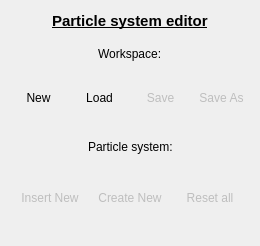
First picture: the form in code/nel/tools/3d/object_viewer_qt/src/workspace_form.ui, repository ryzom/ryzomcore, before the edit.
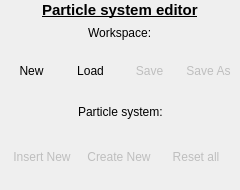
Second picture: the form after the edit. Icons and pictures are not drawn.

Patch:
```diff
--- a/code/nel/tools/3d/object_viewer_qt/src/workspace_form.ui
+++ b/code/nel/tools/3d/object_viewer_qt/src/workspace_form.ui
@@ -6,14 +6,20 @@
    <rect>
     <x>0</x>
     <y>0</y>
-    <width>258</width>
-    <height>246</height>
+    <width>240</width>
+    <height>190</height>
    </rect>
   </property>
   <property name="windowTitle">
    <string>Form</string>
   </property>
   <layout class="QVBoxLayout" name="verticalLayout">
+   <property name="spacing">
+    <number>0</number>
+   </property>
+   <property name="margin">
+    <number>0</number>
+   </property>
    <item>
     <layout class="QHBoxLayout" name="horizontalLayout_3">
      <item>
```
